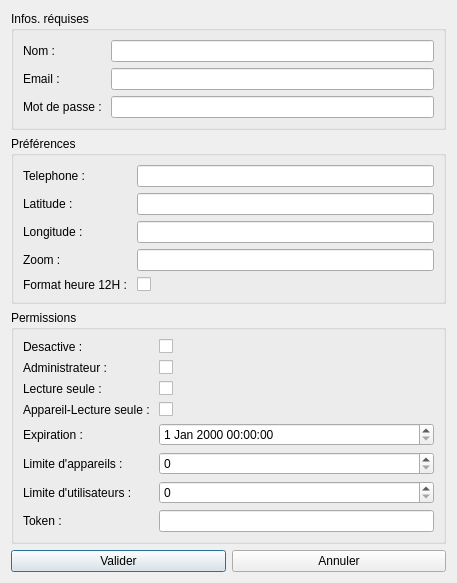
CIMFASO/desktop, file uiusers.ui: the form before one commit.
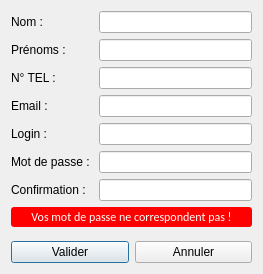
The form after the commit.

```diff
--- a/uiusers.ui
+++ b/uiusers.ui
@@ -6,19 +6,13 @@
    <rect>
     <x>0</x>
     <y>0</y>
-    <width>457</width>
-    <height>533</height>
+    <width>263</width>
+    <height>274</height>
    </rect>
   </property>
   <property name="windowTitle">
    <string>Utilisateurs</string>
   </property>
-  <layout class="QVBoxLayout" name="verticalLayout_4">
-   <item>
-    <widget class="QGroupBox" name="groupBox_3">
-     <property name="title">
-      <string>Infos. réquises</string>
-     </property>
      <layout class="QVBoxLayout" name="verticalLayout">
       <item>
        <layout class="QFormLayout" name="formLayout">
@@ -33,185 +27,108 @@
          <widget class="QLineEdit" name="nomLineEdit"/>
         </item>
         <item row="1" column="0">
+      <widget class="QLabel" name="prenomsLabel">
+       <property name="text">
+        <string>Prénoms : </string>
+       </property>
+      </widget>
+     </item>
+     <item row="1" column="1">
+      <widget class="QLineEdit" name="prenomsLineEdit"/>
+     </item>
+     <item row="2" column="0">
+      <widget class="QLabel" name="nTELLabel">
+       <property name="text">
+        <string>N° TEL : </string>
+       </property>
+      </widget>
+     </item>
+     <item row="2" column="1">
+      <widget class="QLineEdit" name="nTELLineEdit"/>
+     </item>
+     <item row="3" column="0">
          <widget class="QLabel" name="emailLabel">
           <property name="text">
            <string>Email : </string>
           </property>
          </widget>
         </item>
-        <item row="1" column="1">
+     <item row="3" column="1">
          <widget class="QLineEdit" name="emailLineEdit"/>
         </item>
-        <item row="2" column="0">
+     <item row="4" column="0">
+      <widget class="QLabel" name="loginLabel">
+       <property name="text">
+        <string>Login :</string>
+       </property>
+      </widget>
+     </item>
+     <item row="4" column="1">
+      <widget class="QLineEdit" name="loginLineEdit"/>
+     </item>
+     <item row="5" column="0">
          <widget class="QLabel" name="motDePasseLabel">
           <property name="text">
            <string>Mot de passe : </string>
           </property>
          </widget>
         </item>
-        <item row="2" column="1">
-         <widget class="QLineEdit" name="motDePasseLineEdit"/>
-        </item>
-       </layout>
-      </item>
-     </layout>
-    </widget>
-   </item>
-   <item>
-    <widget class="QGroupBox" name="groupBox">
-     <property name="title">
-      <string>Préférences</string>
-     </property>
-     <layout class="QVBoxLayout" name="verticalLayout_2">
-      <item>
-       <layout class="QFormLayout" name="formLayout_2">
-        <item row="0" column="0">
-         <widget class="QLabel" name="telephoneLabel">
-          <property name="text">
-           <string>Telephone : </string>
-          </property>
-         </widget>
-        </item>
-        <item row="0" column="1">
-         <widget class="QLineEdit" name="telephoneLineEdit"/>
-        </item>
-        <item row="1" column="0">
-         <widget class="QLabel" name="latitudeLabel">
-          <property name="text">
-           <string>Latitude : </string>
-          </property>
-         </widget>
-        </item>
-        <item row="1" column="1">
-         <widget class="QLineEdit" name="latitudeLineEdit"/>
-        </item>
-        <item row="2" column="0">
-         <widget class="QLabel" name="longitudeLabel">
-          <property name="text">
-           <string>Longitude : </string>
-          </property>
-         </widget>
-        </item>
-        <item row="2" column="1">
-         <widget class="QLineEdit" name="longitudeLineEdit"/>
-        </item>
-        <item row="3" column="0">
-         <widget class="QLabel" name="zoomLabel">
-          <property name="text">
-           <string>Zoom : </string>
-          </property>
-         </widget>
-        </item>
-        <item row="3" column="1">
-         <widget class="QLineEdit" name="zoomLineEdit"/>
-        </item>
-        <item row="4" column="0">
-         <widget class="QLabel" name="formatHeure12HLabel">
-          <property name="text">
-           <string>Format heure 12H : </string>
-          </property>
-         </widget>
-        </item>
-        <item row="4" column="1">
-         <widget class="QCheckBox" name="formatHeure12HCheckBox"/>
-        </item>
-       </layout>
-      </item>
-     </layout>
-    </widget>
-   </item>
-   <item>
-    <widget class="QGroupBox" name="groupBox_2">
-     <property name="title">
-      <string>Permissions</string>
-     </property>
-     <layout class="QVBoxLayout" name="verticalLayout_3">
-      <item>
-       <layout class="QFormLayout" name="formLayout_3">
-        <item row="0" column="0">
-         <widget class="QLabel" name="desactiveLabel">
-          <property name="text">
-           <string>Desactive : </string>
-          </property>
-         </widget>
-        </item>
-        <item row="0" column="1">
-         <widget class="QCheckBox" name="desactiveCheckBox"/>
-        </item>
-        <item row="1" column="0">
-         <widget class="QLabel" name="administrateurLabel">
-          <property name="text">
-           <string>Administrateur : </string>
-          </property>
-         </widget>
-        </item>
-        <item row="1" column="1">
-         <widget class="QCheckBox" name="administrateurCheckBox"/>
-        </item>
-        <item row="2" column="0">
-         <widget class="QLabel" name="lectureSeuleLabel">
-          <property name="text">
-           <string>Lecture seule : </string>
-          </property>
-         </widget>
-        </item>
-        <item row="2" column="1">
-         <widget class="QCheckBox" name="lectureSeuleCheckBox"/>
-        </item>
-        <item row="3" column="0">
-         <widget class="QLabel" name="appareilLectureSeuleLabel">
-          <property name="text">
-           <string>Appareil-Lecture seule : </string>
-          </property>
-         </widget>
-        </item>
-        <item row="3" column="1">
-         <widget class="QCheckBox" name="appareilLectureSeuleCheckBox"/>
-        </item>
-        <item row="4" column="0">
-         <widget class="QLabel" name="expirationLabel">
-          <property name="text">
-           <string>Expiration : </string>
-          </property>
-         </widget>
-        </item>
-        <item row="4" column="1">
-         <widget class="QDateTimeEdit" name="expirationDateTimeEdit"/>
-        </item>
-        <item row="5" column="0">
-         <widget class="QLabel" name="limiteDAppareilsLabel">
-          <property name="text">
-           <string>Limite d'appareils : </string>
-          </property>
-         </widget>
-        </item>
         <item row="5" column="1">
-         <widget class="QSpinBox" name="limiteDAppareilsSpinBox"/>
+      <widget class="QLineEdit" name="motDePasseLineEdit">
+       <property name="echoMode">
+        <enum>QLineEdit::PasswordEchoOnEdit</enum>
+       </property>
+      </widget>
         </item>
         <item row="6" column="0">
-         <widget class="QLabel" name="limiteDUtilisateursLabel">
+      <widget class="QLabel" name="confirmationLabel">
           <property name="text">
-           <string>Limite d'utilisateurs : </string>
+        <string>Confirmation : </string>
           </property>
          </widget>
         </item>
         <item row="6" column="1">
-         <widget class="QSpinBox" name="limiteDUtilisateursSpinBox"/>
-        </item>
-        <item row="7" column="0">
-         <widget class="QLabel" name="tokenLabel">
+      <widget class="QLineEdit" name="confirmationLineEdit">
+       <property name="echoMode">
+        <enum>QLineEdit::PasswordEchoOnEdit</enum>
+       </property>
+      </widget>
+     </item>
+    </layout>
+   </item>
+   <item>
+    <widget class="QLabel" name="errorLabel">
+     <property name="styleSheet">
+      <string notr="true">QLabel{
+		font-family: calibri;
+		background-color: rgba(255,0,0,255);
+		font-size: 12px;
+        font-style: bold;
+		color : white;
+		border-radius: 3px;
+		padding: 2px;
+}</string>
+     </property>
           <property name="text">
-           <string>Token : </string>
-          </property>
-         </widget>
-        </item>
-        <item row="7" column="1">
-         <widget class="QLineEdit" name="tokenLineEdit"/>
-        </item>
-       </layout>
-      </item>
-     </layout>
-    </widget>
+      <string>Vos mot de passe ne correspondent pas !</string>
+     </property>
+     <property name="alignment">
+      <set>Qt::AlignCenter</set>
+     </property>
+    </widget>
+   </item>
+   <item>
+    <spacer name="verticalSpacer">
+     <property name="orientation">
+      <enum>Qt::Vertical</enum>
+     </property>
+     <property name="sizeHint" stdset="0">
+      <size>
+       <width>20</width>
+       <height>40</height>
+      </size>
+     </property>
+    </spacer>
    </item>
    <item>
     <layout class="QHBoxLayout" name="horizontalLayout_2">
```
Lines whose indentation alone changed are shown as unchanged.
